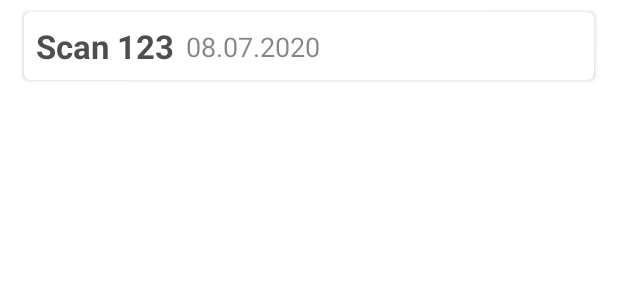
After one commit to xpl0t/scany, an Android app: the layout scan_list_item.xml on its own in the app's theme, with its tools: preview values and no code run, on a phone screen of 412 x 824 dp. The commit adds this screen. Shown: the top 300 px of the screen. Run offline under Robolectric (Android 15) with nearby library versions, the phone set to English and light mode, and no system bars.

Commit message:
Added basic scan list recycler view

```diff
--- /dev/null
+++ b/app/src/main/res/layout/scan_list_item.xml
@@ -0,0 +1,55 @@
+<?xml version="1.0" encoding="utf-8"?>
+<androidx.constraintlayout.widget.ConstraintLayout xmlns:android="http://schemas.android.com/apk/res/android"
+    xmlns:app="http://schemas.android.com/apk/res-auto"
+    xmlns:tools="http://schemas.android.com/tools"
+    android:layout_width="match_parent"
+    android:layout_height="wrap_content"
+    android:orientation="vertical">
+
+    <com.google.android.material.card.MaterialCardView
+        android:id="@+id/scanCard"
+        android:layout_width="match_parent"
+        android:layout_height="wrap_content"
+        android:layout_marginVertical="8dp"
+        android:layout_marginHorizontal="16dp"
+        android:clickable="true"
+        android:focusable="true"
+        app:cardElevation="2dp"
+        app:layout_constraintBottom_toBottomOf="parent"
+        app:layout_constraintEnd_toEndOf="parent"
+        app:layout_constraintStart_toStartOf="parent"
+        app:layout_constraintTop_toTopOf="parent">
+
+        <androidx.constraintlayout.widget.ConstraintLayout
+            android:layout_width="match_parent"
+            android:layout_height="wrap_content"
+            android:layout_margin="8dp">
+
+            <TextView
+                android:id="@+id/title"
+                android:layout_width="wrap_content"
+                android:layout_height="wrap_content"
+                android:alpha="0.8"
+                android:textAppearance="@style/TextAppearance.AppCompat.Large"
+                android:textStyle="bold"
+                app:layout_constraintStart_toStartOf="parent"
+                app:layout_constraintTop_toTopOf="parent"
+                tools:text="Scan 123" />
+
+            <TextView
+                android:id="@+id/date"
+                android:layout_width="wrap_content"
+                android:layout_height="wrap_content"
+                android:layout_marginStart="8dp"
+                android:alpha="0.8"
+                android:textAppearance="@style/TextAppearance.AppCompat.Medium"
+                app:layout_constraintBottom_toBottomOf="@+id/title"
+                app:layout_constraintStart_toEndOf="@id/title"
+                app:layout_constraintTop_toTopOf="@id/title"
+                tools:text="08.07.2020" />
+
+        </androidx.constraintlayout.widget.ConstraintLayout>
+
+    </com.google.android.material.card.MaterialCardView>
+
+</androidx.constraintlayout.widget.ConstraintLayout>
```
Also changed, not shown: app/src/main/java/com/xpl0t/scany/ui/scanlist/ScanItemAdapter.kt (added, +37 -0 lines), app/src/main/java/com/xpl0t/scany/ui/scanlist/ScanListFragment.kt (+59 -21 lines), app/src/main/res/layout/scan_list_fragment.xml (+35 -2 lines).
